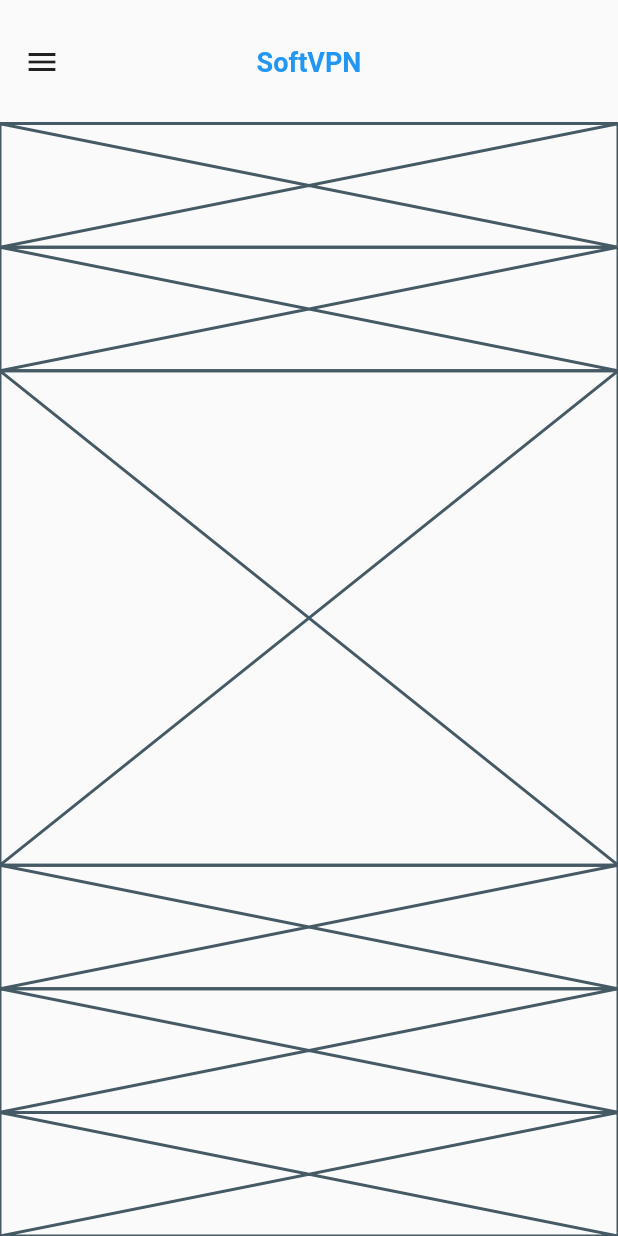
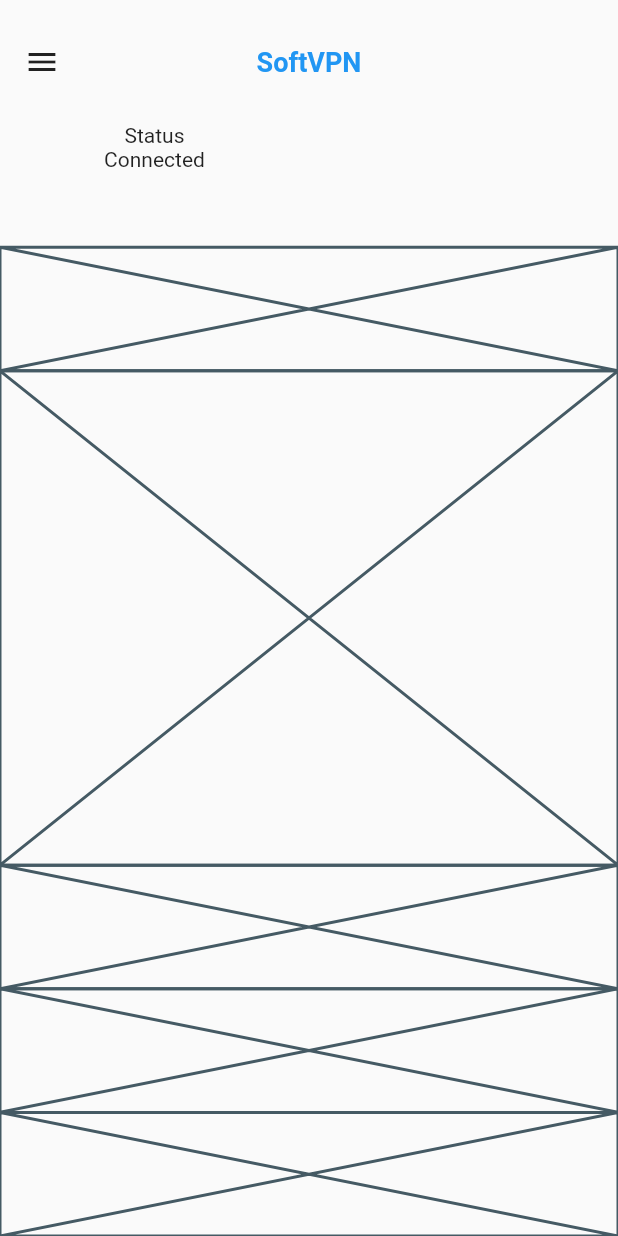
Before and after one commit to JAICHANGPARK/flutter_notebook_11th_story, a Flutter app: the screen it shows after launch, on a phone screen of 412 x 824 dp. Run offline on Flutter 3.47's test engine with Material 2 defaults, Android fonts, the phone set to English and light mode, and no system bars; our stand-ins replace backdrop, badges, flutter_inner_drawer, flutter_slidable, flutter_swiper, google_fonts.

Commit message:
Update vpn_home_page.dart

```diff
--- a/lib/ep721_vpn_mobile_app/ui/vpn_home_page.dart
+++ b/lib/ep721_vpn_mobile_app/ui/vpn_home_page.dart
@@ -26,8 +26,7 @@ class _VpnHomePageState extends State<VpnHomePage> {
                       child: Center(
                         child: Text(
                           "SoftVPN",
-                          style: TextStyle(fontWeight: FontWeight.bold,
-                              color: Colors.blue, fontSize: 18),
+                          style: TextStyle(fontWeight: FontWeight.bold, color: Colors.blue, fontSize: 18),
                         ),
                       ),
                     ),
@@ -38,7 +37,17 @@ class _VpnHomePageState extends State<VpnHomePage> {
             ),
             Expanded(
               flex: 2,
-              child: Placeholder(),
+              child: Row(
+                children: [
+                  Expanded(child: Column(
+                    children: [
+                      Text("Status"),
+                      Text("Connected"),
+                    ],
+                  )),
+                  Expanded(child: Column()),
+                ],
+              ),
             ),
             Expanded(
               flex: 2,
```
